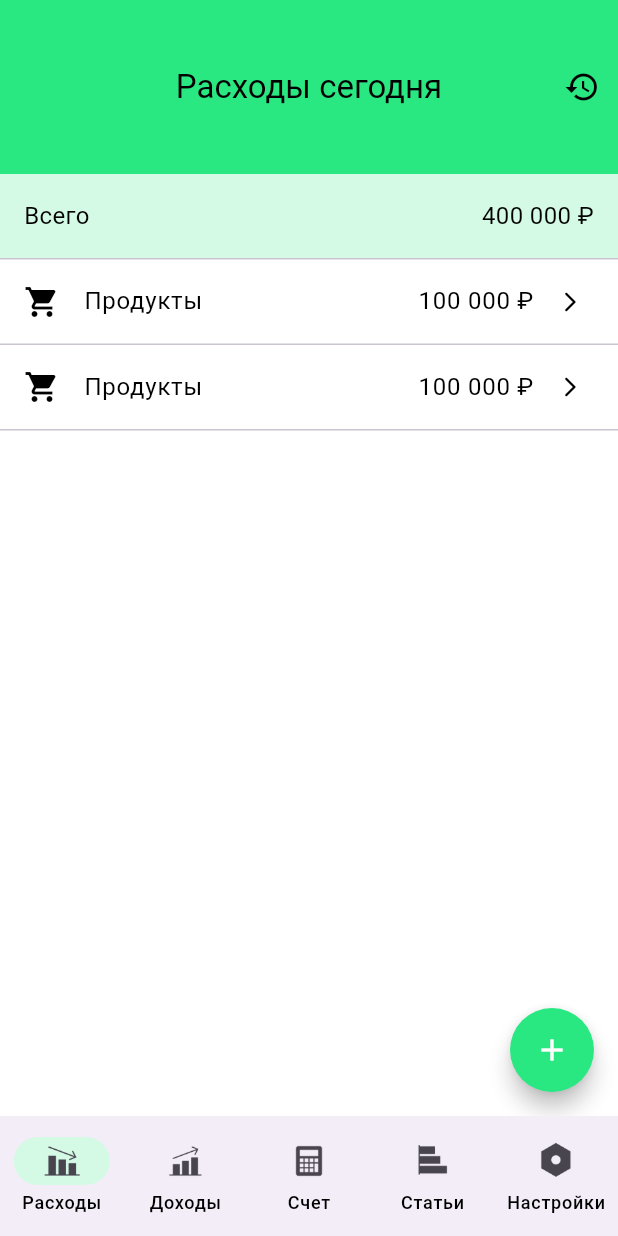
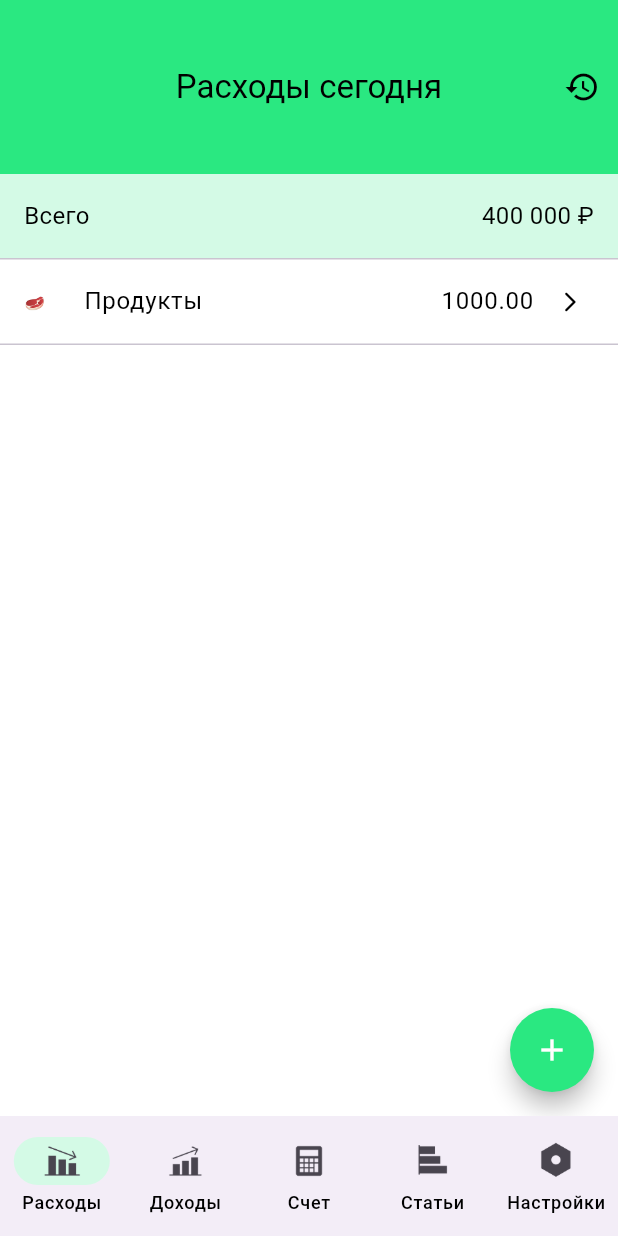
Before and after one commit to PervuhinRoman/SHMR25, a Flutter app: the screen it shows after launch, on a phone screen of 412 x 824 dp. Run offline on Flutter 3.47's test engine with Material 3 defaults, Android fonts, the phone set to English and light mode, and no system bars; our stand-ins replace freezed_annotation.

Commit message:
Add item income / expenses listview.builder with FutureBuilder instead of SM

```diff
--- a/lib/presentation/in_exp_widget_page.dart
+++ b/lib/presentation/in_exp_widget_page.dart
@@ -1,11 +1,11 @@
 import 'package:flutter/material.dart';
 import 'package:shmr_finance/app_theme.dart';
-import 'package:shmr_finance/data/repositories/account_repo.dart';
 import 'package:shmr_finance/domain/models/transaction/transaction.dart';
 import 'package:shmr_finance/presentation/widgets/custom_appbar.dart';
 import 'package:shmr_finance/data/repositories/transaction_repo_imp.dart';
 import 'package:shmr_finance/data/repositories/account_repo_imp.dart';
 import 'package:shmr_finance/data/repositories/category_repo_imp.dart';
+import 'package:shmr_finance/presentation/widgets/item_inexp.dart';
 
 class InExpWidgetPage extends StatefulWidget {
   final bool isIncome;
@@ -17,7 +17,11 @@ class InExpWidgetPage extends StatefulWidget {
 }
 
 class _InExpWidgetPageState extends State<InExpWidgetPage> {
-  Future<void> _fetchAndPrintTransactions() async {
+  Future<List<TransactionResponse>> _fetchAndPrintTransactions(
+    bool isIncome,
+  ) async {
+    final responses = <TransactionResponse>[];
+
     final AccountRepoImp accountRepo = AccountRepoImp();
     final CategoryRepoImpl categoryRepo = CategoryRepoImpl();
     final TransactionRepoImp transactionRepo = TransactionRepoImp(
@@ -25,22 +29,22 @@ class _InExpWidgetPageState extends State<InExpWidgetPage> {
       categoryRepo,
     );
 
-    final List<TransactionResponse> responses = await transactionRepo.getPeriodTransactionsByAccount(
+    final List<TransactionResponse> rawResponses = await transactionRepo
+        .getPeriodTransactionsByAccount(
           1,
           startDate: DateTime(2025, DateTime.june, 20),
           endDate: DateTime(2025, DateTime.june, 21),
         );
 
-    for (final response in responses) {
-      print(response.toJson());
+    for (final response in rawResponses) {
+      if (response.category.isIncome && isIncome ||
+          !response.category.isIncome && !isIncome) {
+        // Если ДОХОД и ДОХОД или НЕДОХОД и НЕДОХОД
+        responses.add(response);
       }
     }
 
-  @override
-  void initState() {
-    super.initState();
-    print("HIIIIIIIII");
-    _fetchAndPrintTransactions();
+    return responses;
   }
 
   @override
@@ -87,52 +91,41 @@ class _InExpWidgetPageState extends State<InExpWidgetPage> {
             ),
           ),
           Expanded(
-            child: ListView(
-              children: [
-                Divider(
+            child: FutureBuilder<List<TransactionResponse>>(
+              future: _fetchAndPrintTransactions(widget.isIncome),
+              builder: (context, snapshot) {
+                if (snapshot.connectionState == ConnectionState.waiting) {
+                  return const Center(child: CircularProgressIndicator());
+                } else if (snapshot.hasError) {
+                  return Center(child: Text('Ошибка: ${snapshot.error}'));
+                } else if (!snapshot.hasData || snapshot.data!.isEmpty) {
+                  return const Center(child: Text('Нет данных'));
+                }
+                final responses = snapshot.data!;
+                return ListView.builder(
+                  itemCount:
+                      responses.length * 2 +
+                      1, // Для добавления Divider до, после и между item
+                  itemBuilder: (context, index) {
+                    if (index.isEven) {
+                      return const Divider(
                         height: 1,
                         thickness: 1,
                         color: CustomAppTheme.figmaBgGrayColor,
-                ),
-                ListTile(
-                  leading: Icon(Icons.shopping_cart),
-                  title: Row(
-                    children: [
-                      Expanded(
-                        child: Text("Продукты", textAlign: TextAlign.start),
-                      ),
-                      Expanded(
-                        child: Text("100 000 ₽", textAlign: TextAlign.end),
-                      ),
-                    ],
-                  ),
-                  trailing: Icon(Icons.arrow_forward_ios_rounded, size: 16),
-                ),
-                Divider(
-                  height: 1,
-                  thickness: 1,
-                  color: CustomAppTheme.figmaBgGrayColor,
-                ),
-                ListTile(
-                  leading: Icon(Icons.shopping_cart),
-                  title: Row(
-                    children: [
-                      Expanded(
-                        child: Text("Продукты", textAlign: TextAlign.start),
-                      ),
-                      Expanded(
-                        child: Text("100 000 ₽", textAlign: TextAlign.end),
-                      ),
-                    ],
-                  ),
-                  trailing: Icon(Icons.arrow_forward_ios_rounded, size: 16),
-                ),
-                Divider(
-                  height: 1,
-                  thickness: 1,
-                  color: CustomAppTheme.figmaBgGrayColor,
-                ),
-              ],
+                      );
+                    } else {
+                      final itemIndex =
+                          index ~/ 2; // Т.к. теперь index учитывает и Divder()
+                      return InExpItem(
+                        category_title: responses[itemIndex].category.name,
+                        amount: responses[itemIndex].amount,
+                        icon: responses[itemIndex].category.emoji,
+                        comment: responses[itemIndex].comment,
+                      );
+                    }
+                  },
+                );
+              },
             ),
           ),
         ],
```
Lines whose indentation alone changed are shown as unchanged.
